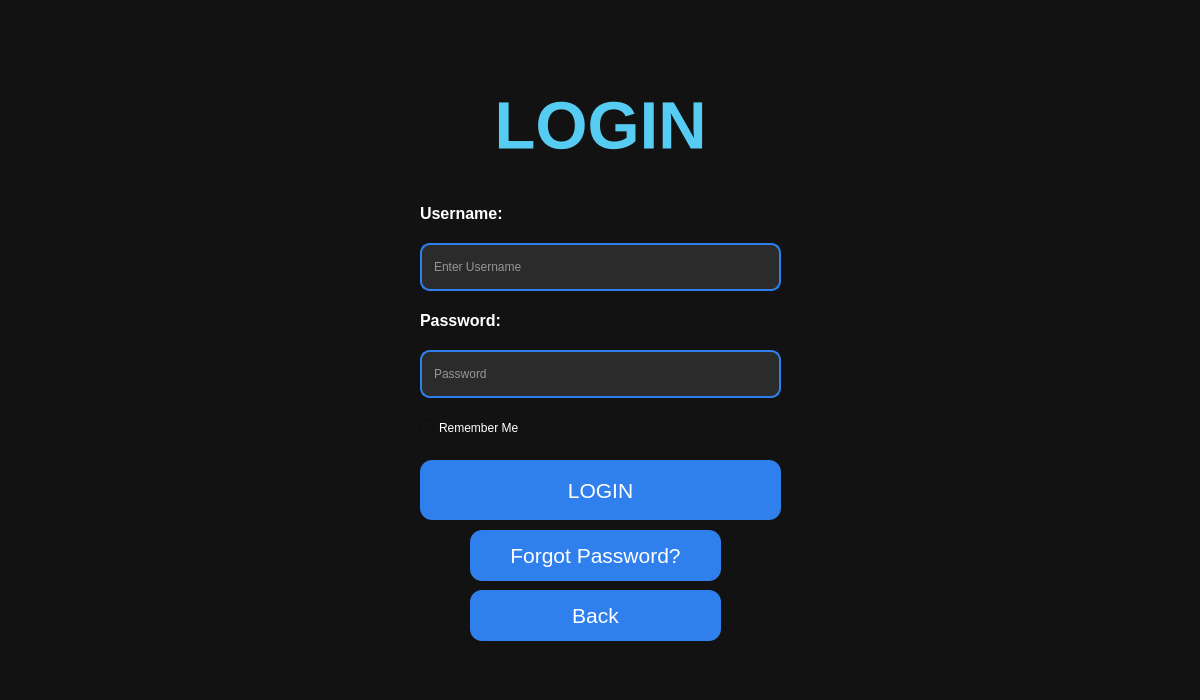
This is Platwo/loginwindow.ui in Carbon-128X/CarbonApollo-PlaTwo as Qt 5 draws it before an edit. The edited form follows.
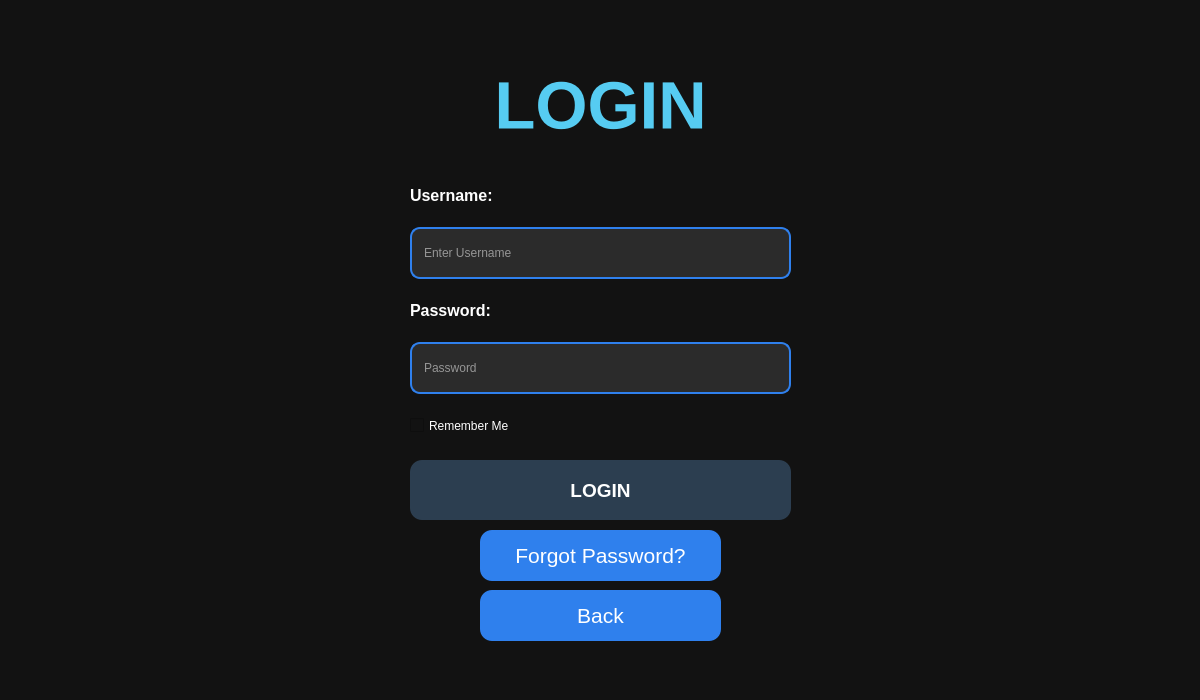
This is the edited form.

Diff of the .ui file:
```diff
--- a/Platwo/loginwindow.ui
+++ b/Platwo/loginwindow.ui
@@ -26,7 +26,7 @@
    <property name="geometry">
     <rect>
      <x>20</x>
-     <y>70</y>
+     <y>50</y>
      <width>1161</width>
      <height>111</height>
     </rect>
@@ -50,10 +50,10 @@
   <widget class="QWidget" name="layoutWidget">
    <property name="geometry">
     <rect>
-     <x>420</x>
-     <y>190</y>
-     <width>361</width>
-     <height>261</height>
+     <x>410</x>
+     <y>170</y>
+     <width>381</width>
+     <height>281</height>
     </rect>
    </property>
    <layout class="QVBoxLayout" name="verticalLayout">
@@ -179,9 +179,9 @@
   <widget class="QPushButton" name="loginButton">
    <property name="geometry">
     <rect>
-     <x>420</x>
+     <x>410</x>
      <y>460</y>
-     <width>361</width>
+     <width>381</width>
      <height>60</height>
     </rect>
    </property>
@@ -194,27 +194,39 @@
    <property name="font">
     <font>
      <family>Segoe UI</family>
-     <pointsize>16</pointsize>
+     <pointsize>14</pointsize>
      <italic>false</italic>
-     <bold>false</bold>
+     <bold>true</bold>
     </font>
    </property>
    <property name="styleSheet">
     <string notr="true">QPushButton{
 
-background:#2F80ED;
+background:#2C3E50;
 
 color:white;
 
+border:none;
+
 border-radius:12px;
 
-font:16pt &quot;Segoe UI&quot;;
+min-height:50px;
+
+font-size:14pt;
+
+font-weight:bold;
 
 }
 
 QPushButton:hover{
 
-background:#56CCF2;
+background:#3A86FF;
+
+}
+
+QPushButton:pressed{
+
+background:#2563EB;
 
 }</string>
    </property>
@@ -231,9 +243,9 @@
   <widget class="QPushButton" name="backButton">
    <property name="geometry">
     <rect>
-     <x>470</x>
+     <x>480</x>
      <y>590</y>
-     <width>251</width>
+     <width>241</width>
      <height>51</height>
     </rect>
    </property>
@@ -271,9 +283,9 @@
   <widget class="QPushButton" name="forgotPasswordButton">
    <property name="geometry">
     <rect>
-     <x>470</x>
+     <x>480</x>
      <y>530</y>
-     <width>251</width>
+     <width>241</width>
      <height>51</height>
     </rect>
    </property>
```
